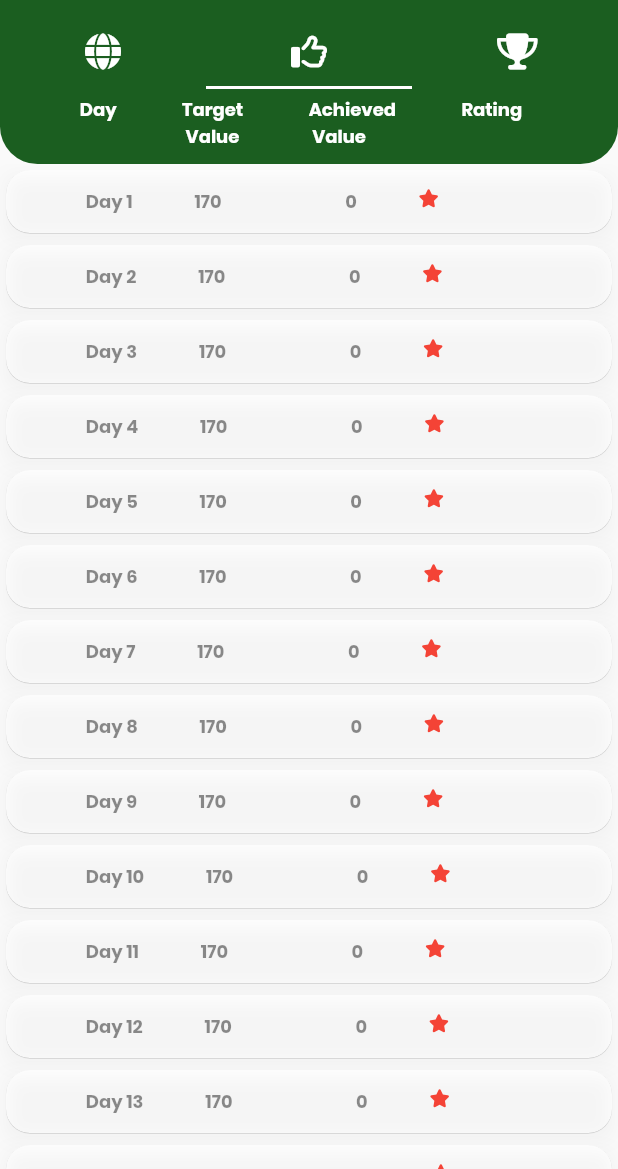
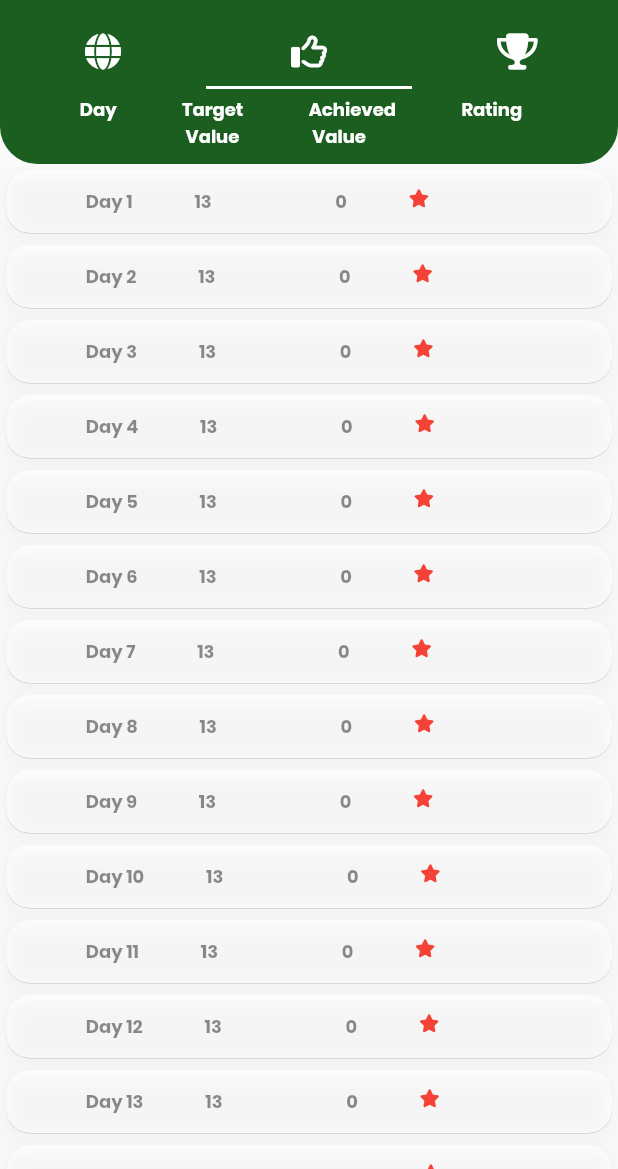
Before and after one commit to CowryCode/SmileApp, a Flutter app: the LeadderBoard screen opened by its route, tab 2 chosen, on a phone screen of 412 x 824 dp, the part 67-1236 px from its top. Run offline on Flutter 3.47's test engine with Material 2 defaults, Android fonts, the phone set to English and light mode, and no system bars; our stand-ins replace animated_text_kit, camera, carousel_slider, circular_countdown_timer, curved_navigation_bar, firebase_core and 10 more; missing offline and left inert: dart:ffi, dart_sentiment, google_mlkit_commons, google_mlkit_face_detection, syncfusion_flutter_maps, text_to_speech; accounts and stored records are empty; generated files the repository leaves out were written again.

Commit message:
leaderboard ui completed

```diff
--- a/lib/pages/custompages/leaderboard/globalperformancetable.dart
+++ b/lib/pages/custompages/leaderboard/globalperformancetable.dart
@@ -87,7 +87,7 @@ class _GlobalPerformanceTableState extends State<GlobalPerformanceTable> {
              // Icon(FontAwesomeIcons.solidStar, color: Colors.orange, size: 12,),
               Row(
                 mainAxisAlignment: MainAxisAlignment.start,
-                children:  _getStars(globalRank: rank),
+                children:  _getGlobalTableStars(globalRank: rank),
               ),
               SizedBox(width: 20,),
               Text("${globalscoresTable.value[index].globalpercent}%"),
@@ -99,7 +99,7 @@ class _GlobalPerformanceTableState extends State<GlobalPerformanceTable> {
 
   }
 
-  List<Widget> _getStars({required double globalRank}){
+  List<Widget> _getGlobalTableStars({required double globalRank}){
     int starcount = globalRank.round();
     if(starcount < 1){
       return [Icon(FontAwesomeIcons.solidStar, color: Colors.red, size: 12,),];
--- a/lib/pages/custompages/leaderboard/performancetable.dart
+++ b/lib/pages/custompages/leaderboard/performancetable.dart
@@ -190,33 +190,33 @@ class _PerformanceTableState extends State<PerformanceTable> {
   }
 
   List<Widget> _getStars({required int score, required int target}){
-    int starcount = Utilities().getPercentage(value: score, total: target);
-    if(starcount < 1){
+    //int starcount = Utilities().getPercentage(value: score, total: target);
+    if(score < 1){
       return [Icon(FontAwesomeIcons.solidStar, color: Colors.red, size: 12,),];
     } else{
-      if(starcount <= 20){
+      if(score > 0 && score <= 3){
         return[
           Icon(FontAwesomeIcons.solidStar, color: Colors.orange, size: 12,),
         ];
-      }else if(starcount > 20 && starcount <= 40 ){
+      }else if(score > 3 && score <= 6 ){
         return[
           Icon(FontAwesomeIcons.solidStar, color: Colors.orange, size: 12,),
           Icon(FontAwesomeIcons.solidStar, color: Colors.orange, size: 12,),
         ];
-      }else if(starcount > 40 && starcount <= 60 ){
+      }else if(score > 6 && score <= 8 ){
         return[
           Icon(FontAwesomeIcons.solidStar, color: Colors.green, size: 12,),
           Icon(FontAwesomeIcons.solidStar, color: Colors.green, size: 12,),
           Icon(FontAwesomeIcons.solidStar, color: Colors.green, size: 12,),
         ];
-      }else if(starcount > 60 && starcount <= 80 ){
+      }else if(score > 8 && score <= 10 ){
         return[
           Icon(FontAwesomeIcons.solidStar, color: Colors.green, size: 12,),
           Icon(FontAwesomeIcons.solidStar, color: Colors.green, size: 12,),
           Icon(FontAwesomeIcons.solidStar, color: Colors.green, size: 12,),
           Icon(FontAwesomeIcons.solidStar, color: Colors.green, size: 12,),
         ];
-      }else if(starcount > 80){
+      }else if(score > 10 && score <= 13 ){
         return[
           Icon(FontAwesomeIcons.solidStar, color: Colors.green, size: 12,),
           Icon(FontAwesomeIcons.solidStar, color: Colors.green, size: 12,),
@@ -224,9 +224,20 @@ class _PerformanceTableState extends State<PerformanceTable> {
           Icon(FontAwesomeIcons.solidStar, color: Colors.green, size: 12,),
           Icon(FontAwesomeIcons.solidStar, color: Colors.green, size: 12,),
         ];
+      } else if(score > 13){
+        print('START COUNT VALUE IS : $score');
+        return[
+          Icon(FontAwesomeIcons.solidStar, color: Colors.green, size: 12,),
+          Icon(FontAwesomeIcons.solidStar, color: Colors.green, size: 12,),
+          Icon(FontAwesomeIcons.solidStar, color: Colors.green, size: 12,),
+          Icon(FontAwesomeIcons.solidStar, color: Colors.green, size: 12,),
+          Icon(FontAwesomeIcons.solidStar, color: Colors.green, size: 12,),
+          Icon(FontAwesomeIcons.trophy, color: Colors.blueGrey, size: 12,),
+        ];
       }else{
         return [Icon(FontAwesomeIcons.solidStar, color: Colors.red, size: 12,),];
       }
     }
   }
+
 }
--- a/lib/statemanagement/notifiers/ProgressTableNotifier.dart
+++ b/lib/statemanagement/notifiers/ProgressTableNotifier.dart
@@ -3,20 +3,20 @@ import 'package:flutter/cupertino.dart';
 
 class ProgressTableNotifier extends ValueNotifier<List<PersonalProgresses>> {
   List<PersonalProgresses> progressetable = [
-    PersonalProgresses(targetValue: 170, scoredValue: 0),
-    PersonalProgresses(targetValue: 170, scoredValue: 0),
-    PersonalProgresses(targetValue: 170, scoredValue: 0),
-    PersonalProgresses(targetValue: 170, scoredValue: 0),
-    PersonalProgresses(targetValue: 170, scoredValue: 0),
-    PersonalProgresses(targetValue: 170, scoredValue: 0),
-    PersonalProgresses(targetValue: 170, scoredValue: 0),
-    PersonalProgresses(targetValue: 170, scoredValue: 0),
-    PersonalProgresses(targetValue: 170, scoredValue: 0),
-    PersonalProgresses(targetValue: 170, scoredValue: 0),
-    PersonalProgresses(targetValue: 170, scoredValue: 0),
-    PersonalProgresses(targetValue: 170, scoredValue: 0),
-    PersonalProgresses(targetValue: 170, scoredValue: 0),
-    PersonalProgresses(targetValue: 170, scoredValue: 0),
+    PersonalProgresses(targetValue: 13, scoredValue: 0),
+    PersonalProgresses(targetValue: 13, scoredValue: 0),
+    PersonalProgresses(targetValue: 13, scoredValue: 0),
+    PersonalProgresses(targetValue: 13, scoredValue: 0),
+    PersonalProgresses(targetValue: 13, scoredValue: 0),
+    PersonalProgresses(targetValue: 13, scoredValue: 0),
+    PersonalProgresses(targetValue: 13, scoredValue: 0),
+    PersonalProgresses(targetValue: 13, scoredValue: 0),
+    PersonalProgresses(targetValue: 13, scoredValue: 0),
+    PersonalProgresses(targetValue: 13, scoredValue: 0),
+    PersonalProgresses(targetValue: 13, scoredValue: 0),
+    PersonalProgresses(targetValue: 13, scoredValue: 0),
+    PersonalProgresses(targetValue: 13, scoredValue: 0),
+    PersonalProgresses(targetValue: 13, scoredValue: 0),
   ];
   ProgressTableNotifier({required List<PersonalProgresses> value }) : super(value);
 
--- a/lib/statemanagement/notifiers/notifierCentral.dart
+++ b/lib/statemanagement/notifiers/notifierCentral.dart
@@ -53,20 +53,20 @@ final SmileAppValueNotifier smileAppValueNotifier = SmileAppValueNotifier(
 final SGmessageNotifier messageNotifier = SGmessageNotifier(value: SGmessageModel(msg: "", index: 0));
 
 final ProgressTableNotifier progressTable = ProgressTableNotifier(value: [
-  PersonalProgresses(targetValue: 170, scoredValue: 0),
-  PersonalProgresses(targetValue: 170, scoredValue: 0),
-  PersonalProgresses(targetValue: 170, scoredValue: 0),
-  PersonalProgresses(targetValue: 170, scoredValue: 0),
-  PersonalProgresses(targetValue: 170, scoredValue: 0),
-  PersonalProgresses(targetValue: 170, scoredValue: 0),
-  PersonalProgresses(targetValue: 170, scoredValue: 0),
-  PersonalProgresses(targetValue: 170, scoredValue: 0),
-  PersonalProgresses(targetValue: 170, scoredValue: 0),
-  PersonalProgresses(targetValue: 170, scoredValue: 0),
-  PersonalProgresses(targetValue: 170, scoredValue: 0),
-  PersonalProgresses(targetValue: 170, scoredValue: 0),
-  PersonalProgresses(targetValue: 170, scoredValue: 0),
-  PersonalProgresses(targetValue: 170, scoredValue: 0),
+  PersonalProgresses(targetValue: 13, scoredValue: 0),
+  PersonalProgresses(targetValue: 13, scoredValue: 0),
+  PersonalProgresses(targetValue: 13, scoredValue: 0),
+  PersonalProgresses(targetValue: 13, scoredValue: 0),
+  PersonalProgresses(targetValue: 13, scoredValue: 0),
+  PersonalProgresses(targetValue: 13, scoredValue: 0),
+  PersonalProgresses(targetValue: 13, scoredValue: 0),
+  PersonalProgresses(targetValue: 13, scoredValue: 0),
+  PersonalProgresses(targetValue: 13, scoredValue: 0),
+  PersonalProgresses(targetValue: 13, scoredValue: 0),
+  PersonalProgresses(targetValue: 13, scoredValue: 0),
+  PersonalProgresses(targetValue: 13, scoredValue: 0),
+  PersonalProgresses(targetValue: 13, scoredValue: 0),
+  PersonalProgresses(targetValue: 13, scoredValue: 0),
 ]);
 
 final LeaderBoardNotifier globalscoresTable = LeaderBoardNotifier(value: [
```
